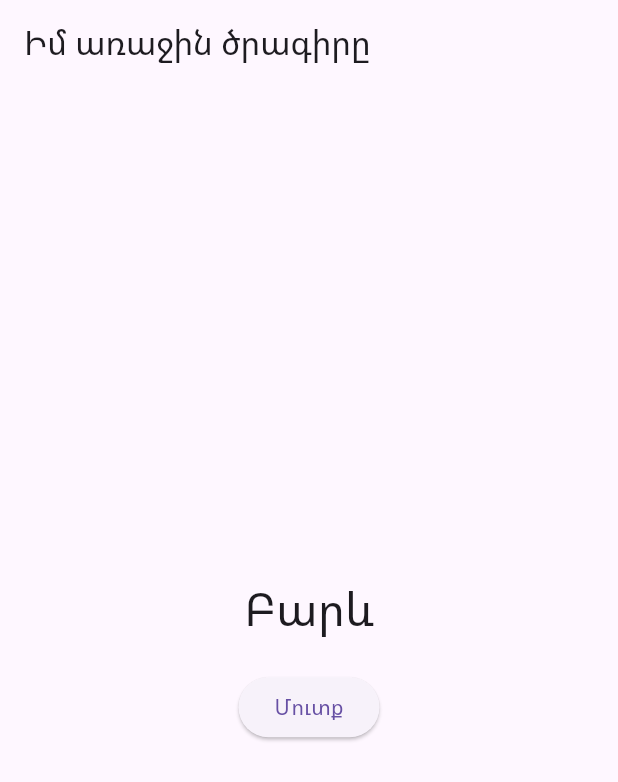
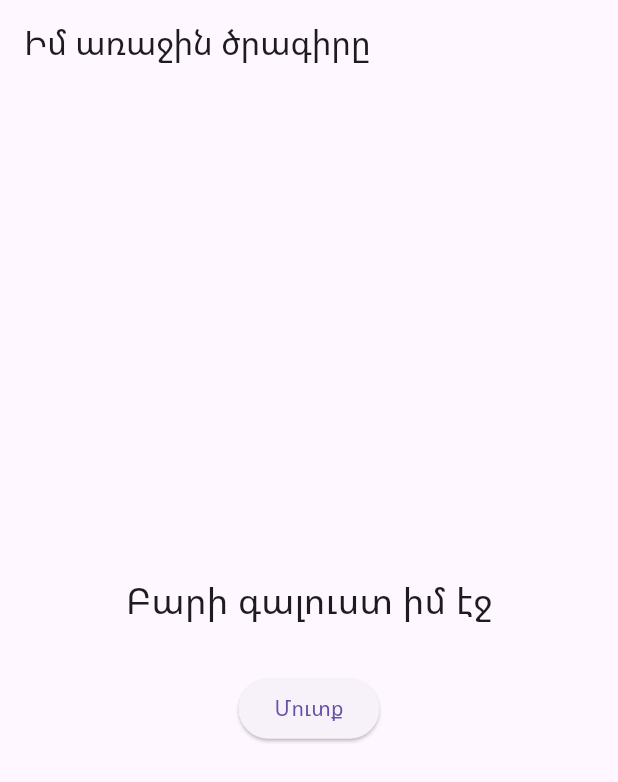
Before and after one commit to safaryannik7-cmd/my-first-flutter-app, a Flutter app: the screen it shows after launch, after a tap on "Մուտք", on a phone screen of 412 x 824 dp. Shown: the top 782 px of the screen. Run offline on Flutter 3.47's test engine with Material 3 defaults, Android fonts, the light colour scheme and no system bars.

Commit message:
Update Instagram page

```diff
--- a/lib/main.dart
+++ b/lib/main.dart
@@ -1,12 +1,12 @@
 import 'package:flutter/material.dart';
 import 'package:url_launcher/url_launcher.dart';
 
-void main () {
+void main() {
   runApp(const MyApp());
 }
 
 class MyApp extends StatelessWidget {
-  const MyApp ({super.key});
+  const MyApp({super.key});
 
   @override
   Widget build(BuildContext context) {
@@ -21,21 +21,18 @@ class MyApp extends StatelessWidget {
             mainAxisAlignment: MainAxisAlignment.center,
             children: [
               const Text(
-                'Բարև',
-                style: TextStyle(fontSize: 30),
+                'Բարի գալուստ իմ էջ',
+                style: TextStyle(fontSize: 24),
               ),
-              const SizedBox(height: 20),
+              const SizedBox(height: 30),
               ElevatedButton(
                 onPressed: () async {
-                  final Uri url = Uri.parse(
+                  final url = Uri.parse(
                     'https://www.instagram.com/gospelsongs0/',
                   );
 
                   if (await canLaunchUrl(url)) {
-                    await launchUrl(
-                      url,
-                      mode: LaunchMode.externalApplication,
-                    );
+                    await launchUrl(url);
                   }
                 },
                 child: const Text('Մուտք'),
```
